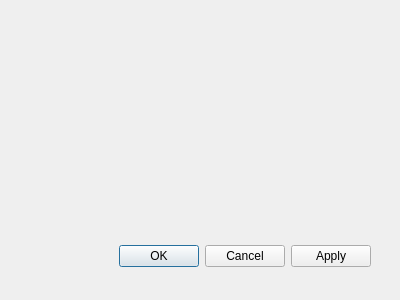
First picture: the form in dialogsetting.ui, repository zym013579/AOMController, before the edit.
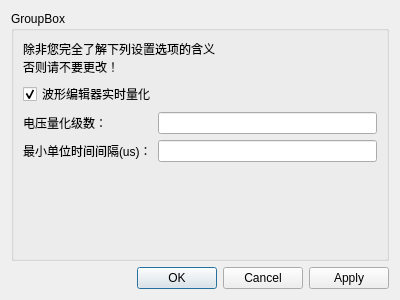
Second picture: the form after the edit.

Commit message: 增加参数设置

```diff
--- a/dialogsetting.ui
+++ b/dialogsetting.ui
@@ -13,22 +13,84 @@
   <property name="windowTitle">
    <string>Dialog</string>
   </property>
-  <widget class="QDialogButtonBox" name="buttonBox">
-   <property name="geometry">
-    <rect>
-     <x>30</x>
-     <y>240</y>
-     <width>341</width>
-     <height>32</height>
-    </rect>
-   </property>
-   <property name="orientation">
-    <enum>Qt::Horizontal</enum>
-   </property>
-   <property name="standardButtons">
-    <set>QDialogButtonBox::Apply|QDialogButtonBox::Cancel|QDialogButtonBox::Ok</set>
-   </property>
-  </widget>
+  <layout class="QGridLayout" name="gridLayout">
+   <item row="0" column="0">
+    <widget class="QGroupBox" name="groupBox">
+     <property name="title">
+      <string>GroupBox</string>
+     </property>
+     <layout class="QGridLayout" name="gridLayout_2">
+      <item row="2" column="1">
+       <widget class="QLineEdit" name="lineEditVolQuantiLevel"/>
+      </item>
+      <item row="2" column="0">
+       <widget class="QLabel" name="labelVolQuantiLevel">
+        <property name="text">
+         <string>电压量化级数：</string>
+        </property>
+       </widget>
+      </item>
+      <item row="4" column="0" colspan="2">
+       <spacer name="verticalSpacer">
+        <property name="orientation">
+         <enum>Qt::Vertical</enum>
+        </property>
+        <property name="sizeHint" stdset="0">
+         <size>
+          <width>20</width>
+          <height>40</height>
+         </size>
+        </property>
+       </spacer>
+      </item>
+      <item row="0" column="0" colspan="2">
+       <widget class="QLabel" name="labelWarning">
+        <property name="sizePolicy">
+         <sizepolicy hsizetype="Fixed" vsizetype="Fixed">
+          <horstretch>0</horstretch>
+          <verstretch>0</verstretch>
+         </sizepolicy>
+        </property>
+        <property name="text">
+         <string>除非您完全了解下列设置选项的含义
+否则请不要更改！</string>
+        </property>
+       </widget>
+      </item>
+      <item row="1" column="0" colspan="2">
+       <widget class="QCheckBox" name="checkBoxRealTimeQuanti">
+        <property name="text">
+         <string>波形编辑器实时量化</string>
+        </property>
+        <property name="checked">
+         <bool>true</bool>
+        </property>
+       </widget>
+      </item>
+      <item row="3" column="0">
+       <widget class="QLabel" name="labelMinDeltaTime">
+        <property name="text">
+         <string>最小单位时间间隔(us)：</string>
+        </property>
+       </widget>
+      </item>
+      <item row="3" column="1">
+       <widget class="QLineEdit" name="lineEditMinDeltaTime"/>
+      </item>
+     </layout>
+    </widget>
+   </item>
+   <item row="1" column="0">
+    <widget class="QDialogButtonBox" name="buttonBox">
+     <property name="orientation">
+      <enum>Qt::Horizontal</enum>
+     </property>
+     <property name="standardButtons">
+      <set>QDialogButtonBox::Apply|QDialogButtonBox::Cancel|QDialogButtonBox::Ok</set>
+     </property>
+    </widget>
+   </item>
+  </layout>
  </widget>
  <resources/>
  <connections>
```
The commit also changes 9 other files.
